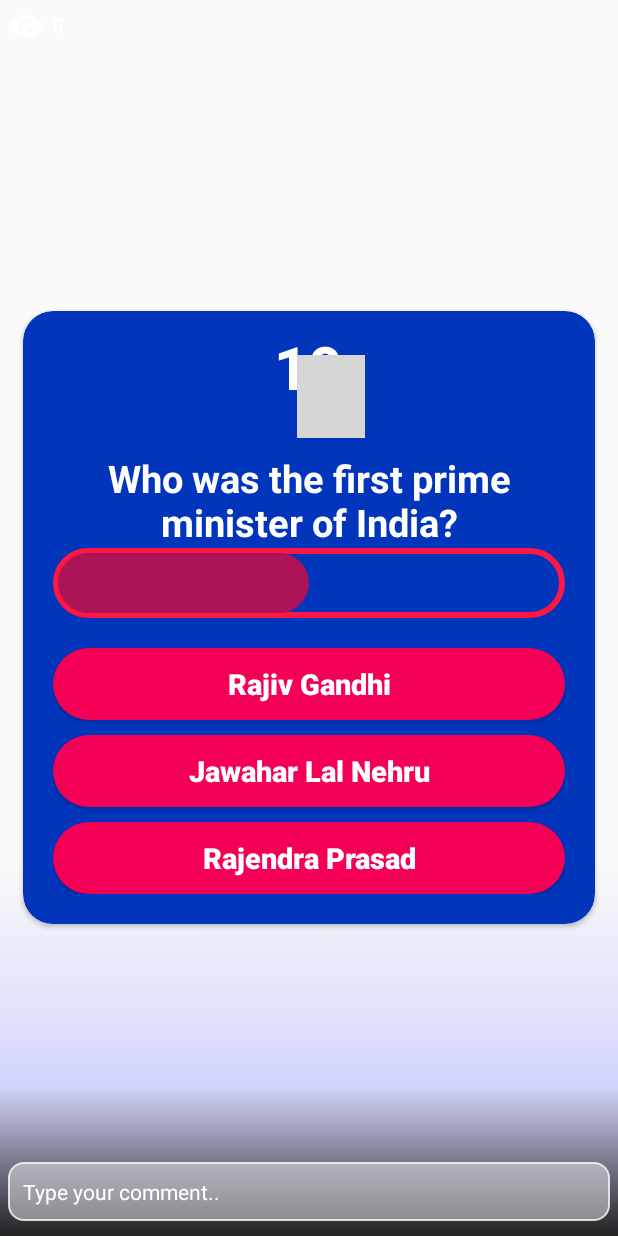
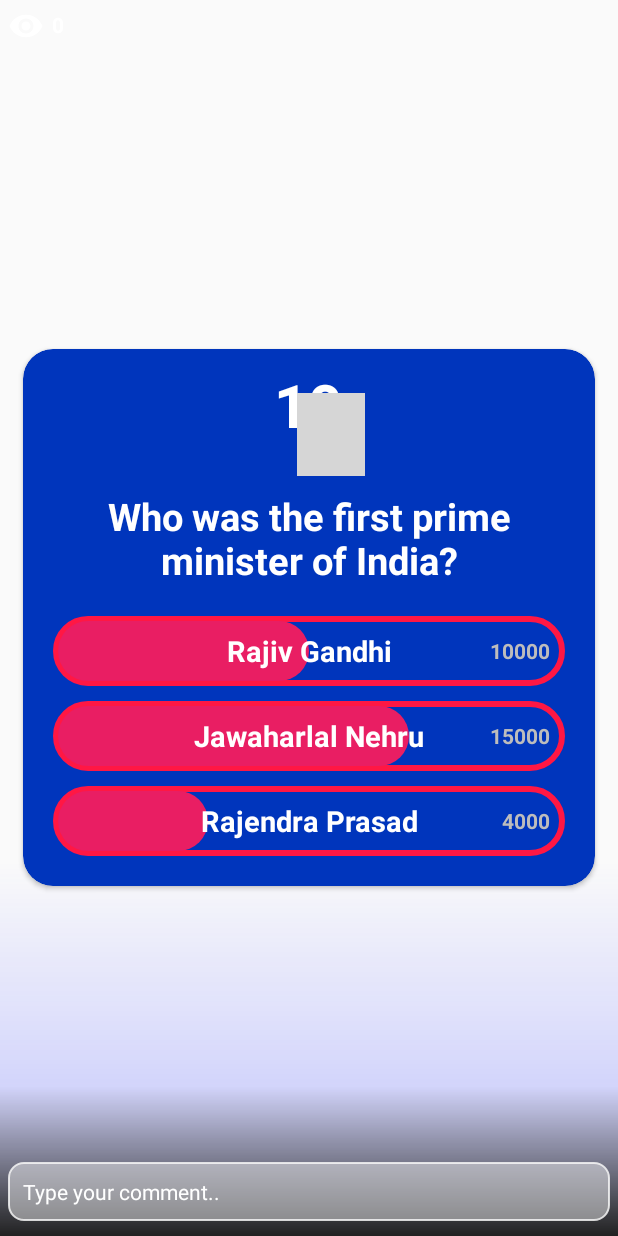
Before and after one commit to ashishguptasanu/PlayerApp, an Android app: the PlayerActivity screen opened directly, with no data from a screen before it, on a phone screen of 412 x 824 dp. Run offline under Robolectric (Android 15) with nearby library versions, the phone set to English and light mode, and no system bars; our stand-ins replace Firebase (no records; nobody signed in at launch, a user with empty details on screens opened directly); libraries missing offline, so code that uses them is left out: io.github.krtkush.lineartimer; plain views replace LinearTimerView, SurfaceViewWithAutoAR; 6 statements that could not run were skipped; grey boxes are pictures that could not be loaded.

Commit message:
addding answer counter

```diff
--- a/app/src/main/res/drawable/fill_colour.xml
+++ b/app/src/main/res/drawable/fill_colour.xml
@@ -3,7 +3,7 @@
     <corners
         android:radius="25dp"/>
     <solid
-        android:color="#ad1457"/>
+        android:color="#e91e63"/>
     <size
         android:width="130dp"
         android:height="40dp"
--- a/app/src/main/res/layout/activity_player.xml
+++ b/app/src/main/res/layout/activity_player.xml
@@ -76,6 +76,15 @@
                 android:textColor="#fff"
                 android:textStyle="bold"
                 android:id="@+id/tv_question"/>
+
+            <LinearLayout
+                android:layout_width="match_parent"
+                android:layout_height="wrap_content"
+                android:layout_marginTop="20dp"
+                android:orientation="vertical">
+                <FrameLayout
+                    android:layout_width="match_parent"
+                    android:layout_height="wrap_content">
                     <LinearLayout
                         android:layout_width="match_parent"
                         android:layout_height="wrap_content"
@@ -98,12 +107,117 @@
 
                         </LinearLayout>
                     </LinearLayout>
+                    <TextView
+                        android:layout_width="match_parent"
+                        android:layout_height="match_parent"
+                        android:text="Rajiv Gandhi"
+                        android:gravity="center"
+                        android:textStyle="bold"
+                        android:textColor="#fff"
+                        android:textSize="19sp"/>
+                    <TextView
+                        android:layout_width="match_parent"
+                        android:layout_height="match_parent"
+                        android:text="10000"
+                        android:gravity="right|center_vertical"
+                        android:textStyle="bold"
+                        android:textColor="#bdbdbd"
+                        android:layout_marginRight="10dp"/>
+                </FrameLayout>
+                <FrameLayout
+                    android:layout_width="match_parent"
+                    android:layout_marginTop="10dp"
+                    android:layout_height="wrap_content">
+                    <LinearLayout
+                        android:layout_width="match_parent"
+                        android:layout_height="wrap_content"
+                        android:background="@drawable/rounded_border"
+                        android:orientation="horizontal">
+                        <LinearLayout
+                            android:layout_margin="3dp"
+                            android:layout_width="0dp"
+                            android:layout_height="wrap_content"
+                            android:orientation="vertical"
+                            android:background="@drawable/fill_colour"
+                            android:layout_weight=".7">
+
+                        </LinearLayout>
+                        <LinearLayout
+                            android:layout_width="0dp"
+                            android:layout_height="wrap_content"
+                            android:orientation="vertical"
+                            android:layout_weight=".3">
+
+                        </LinearLayout>
+                    </LinearLayout>
+                    <TextView
+                        android:layout_width="match_parent"
+                        android:layout_height="match_parent"
+                        android:text="Jawaharlal Nehru"
+                        android:gravity="center"
+                        android:textStyle="bold"
+                        android:textColor="#fff"
+                        android:textSize="19sp"/>
+                    <TextView
+                        android:layout_width="match_parent"
+                        android:layout_height="match_parent"
+                        android:text="15000"
+                        android:gravity="right|center_vertical"
+                        android:textStyle="bold"
+                        android:textColor="#bdbdbd"
+                        android:layout_marginRight="10dp"/>
+                </FrameLayout>
+                <FrameLayout
+                    android:layout_width="match_parent"
+                    android:layout_marginTop="10dp"
+                    android:layout_height="wrap_content">
+                    <LinearLayout
+                        android:layout_width="match_parent"
+                        android:layout_height="wrap_content"
+                        android:background="@drawable/rounded_border"
+                        android:orientation="horizontal">
+                        <LinearLayout
+                            android:layout_margin="3dp"
+                            android:layout_width="0dp"
+                            android:layout_height="wrap_content"
+                            android:orientation="vertical"
+                            android:background="@drawable/fill_colour"
+                            android:layout_weight=".3">
+
+                        </LinearLayout>
+                        <LinearLayout
+                            android:layout_width="0dp"
+                            android:layout_height="wrap_content"
+                            android:orientation="vertical"
+                            android:layout_weight=".7">
+
+                        </LinearLayout>
+                    </LinearLayout>
+                    <TextView
+                        android:layout_width="match_parent"
+                        android:layout_height="match_parent"
+                        android:text="Rajendra Prasad"
+                        android:gravity="center"
+                        android:textStyle="bold"
+                        android:textColor="#fff"
+                        android:textSize="19sp"/>
+                    <TextView
+                        android:layout_width="match_parent"
+                        android:layout_height="match_parent"
+                        android:text="4000"
+                        android:gravity="right|center_vertical"
+                        android:textStyle="bold"
+                        android:textColor="#bdbdbd"
+                        android:layout_marginRight="10dp"/>
+                </FrameLayout>
+            </LinearLayout>
             <Button
                 android:layout_width="match_parent"
                 android:layout_height="wrap_content"
                 android:text="Rajiv Gandhi"
                 android:background="@drawable/buttonshape"
                 android:textColor="#fff"
+                android:visibility="gone"
                 android:layout_marginTop="20dp"
                 android:textAllCaps="false"
                 android:textSize="19dp"
@@ -115,6 +229,7 @@
                 android:text="Jawahar Lal Nehru"
                 android:background="@drawable/buttonshape"
                 android:textColor="#fff"
+                android:visibility="gone"
                 android:layout_marginTop="10dp"
                 android:textAllCaps="false"
                 android:textSize="19dp"
@@ -126,6 +241,7 @@
                 android:text="Rajendra Prasad"
                 android:background="@drawable/buttonshape"
                 android:textColor="#fff"
+                android:visibility="gone"
                 android:layout_marginTop="10dp"
                 android:textAllCaps="false"
                 android:textSize="19dp"
```
Lines whose indentation alone changed are shown as unchanged.
